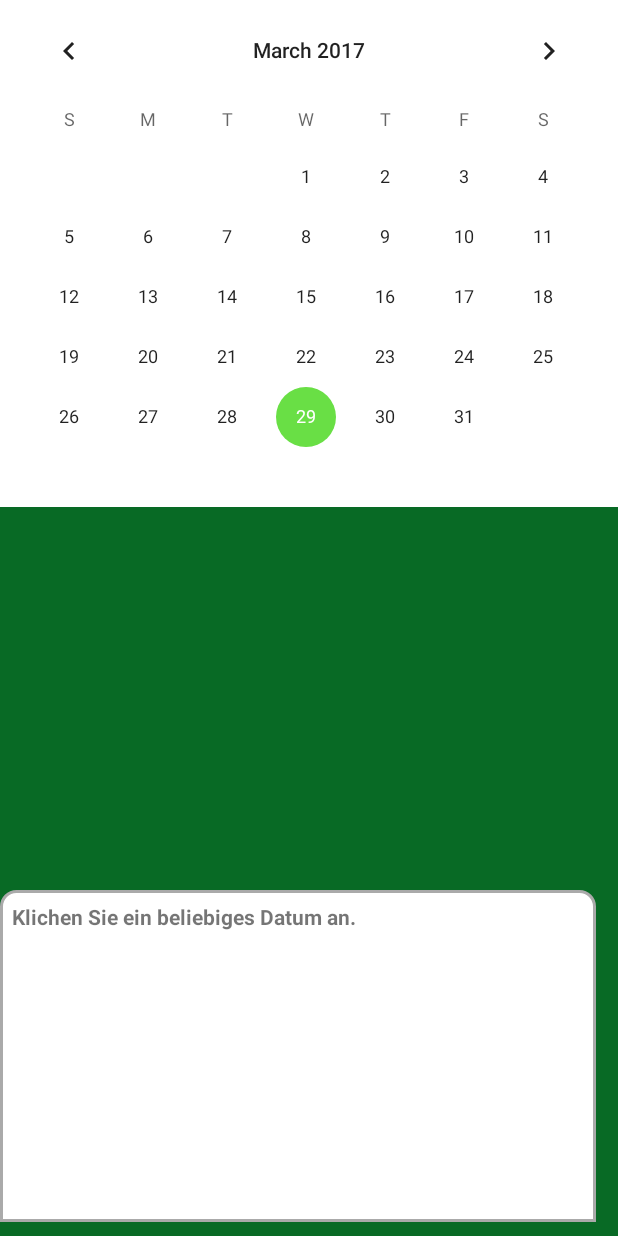
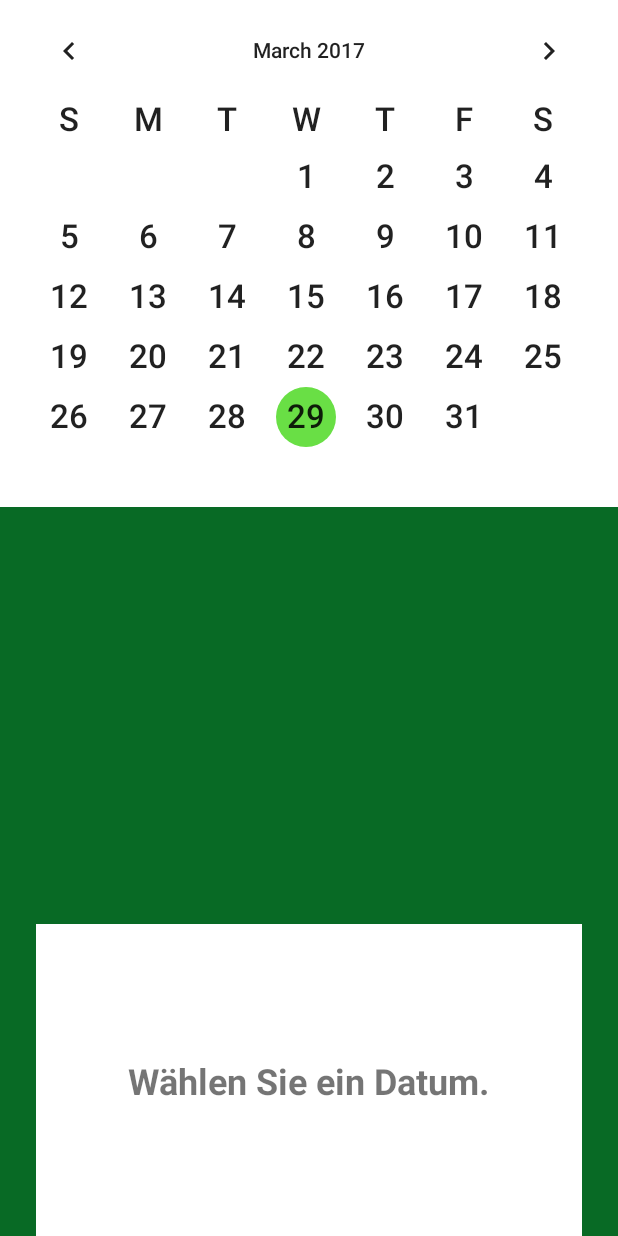
Before and after one commit to julianking1/Rentnertreff, an Android app: the layout fragment_calender.xml on its own in the app's theme, with its tools: preview values and no code run, on a phone screen of 412 x 824 dp. Run offline under Robolectric (Android 15) with nearby library versions, the light colour scheme and no system bars.

Commit message:
Tada. I have no idea what I'm doing :D

```diff
--- a/app/src/main/res/layout/fragment_calender.xml
+++ b/app/src/main/res/layout/fragment_calender.xml
@@ -16,54 +16,64 @@
             android:layout_height="71dp"
             android:background="@color/common_google_signin_btn_text_dark_default"
             tools:layout_editor_absoluteX="8dp"
-            tools:layout_editor_absoluteY="1628dp" />
+            tools:layout_editor_absoluteY="2033dp" />
 
         <CalendarView
             android:id="@+id/calendarView"
             android:layout_width="0dp"
             android:layout_height="wrap_content"
             android:background="@color/common_google_signin_btn_text_dark_default"
+            android:dateTextAppearance="@android:style/TextAppearance.Large"
             android:touchscreenBlocksFocus="true"
+            android:weekDayTextAppearance="@android:style/TextAppearance.Large"
             app:layout_constraintLeft_toLeftOf="parent"
             app:layout_constraintRight_toRightOf="parent"
             app:layout_constraintTop_toTopOf="parent" />
 
         <android.support.constraint.ConstraintLayout
-            android:id="@+id/list_container"
-            android:layout_width="397dp"
-            android:layout_height="221dp"
-            android:layout_marginBottom="9dp"
-            android:background="@drawable/layout_rounded_corners_grey_tab"
+            android:layout_width="364dp"
+            android:layout_height="208dp"
+            android:background="@color/common_google_signin_btn_text_dark_default"
             app:layout_constraintBottom_toBottomOf="parent"
-            tools:layout_editor_absoluteX="8dp">
-
-            <android.support.constraint.ConstraintLayout
-                android:id="@+id/calendar_container"
-                android:layout_width="379dp"
-                android:layout_height="160dp"
-                android:layout_marginLeft="8dp"
-                android:layout_marginRight="8dp"
-                android:layout_marginTop="0dp"
-                app:layout_constraintLeft_toLeftOf="parent"
-                app:layout_constraintRight_toRightOf="parent"
-                app:layout_constraintTop_toBottomOf="@+id/text"
-                app:layout_constraintBottom_toBottomOf="parent"
-                android:layout_marginBottom="8dp"
-                tools:layout_editor_absoluteY="31dp">
-
-            </android.support.constraint.ConstraintLayout>
+            android:layout_marginLeft="8dp"
+            app:layout_constraintLeft_toLeftOf="parent"
+            android:layout_marginRight="8dp"
+            app:layout_constraintRight_toRightOf="parent">
 
             <TextView
                 android:id="@+id/text"
                 android:layout_width="wrap_content"
                 android:layout_height="wrap_content"
+                android:layout_marginBottom="8dp"
+                android:layout_marginEnd="8dp"
                 android:layout_marginLeft="8dp"
+                android:layout_marginRight="8dp"
                 android:layout_marginStart="8dp"
                 android:layout_marginTop="8dp"
-                android:text="Klichen Sie ein beliebiges Datum an."
+                android:text="Wählen Sie ein Datum."
+                android:textSize="24dp"
                 android:textStyle="bold"
+                app:layout_constraintBottom_toBottomOf="parent"
                 app:layout_constraintLeft_toLeftOf="parent"
+                app:layout_constraintRight_toRightOf="parent"
                 app:layout_constraintTop_toTopOf="parent" />
+
+            <android.support.constraint.ConstraintLayout
+                android:id="@+id/calendar_container"
+                android:layout_width="match_parent"
+                android:layout_height="0dp"
+                android:layout_margin="0dp"
+                android:layout_marginTop="8dp"
+                app:layout_constraintBottom_toBottomOf="parent"
+                app:layout_constraintHorizontal_bias="0.0"
+                app:layout_constraintLeft_toLeftOf="parent"
+                app:layout_constraintRight_toRightOf="parent"
+                app:layout_constraintTop_toTopOf="parent"
+                app:layout_constraintVertical_bias="1.0"
+                android:layout_marginLeft="8dp">
+
+            </android.support.constraint.ConstraintLayout>
+
         </android.support.constraint.ConstraintLayout>
 
     </android.support.constraint.ConstraintLayout>
--- a/app/src/main/res/layout/fragment_list.xml
+++ b/app/src/main/res/layout/fragment_list.xml
@@ -9,5 +9,6 @@
     <ListView
         android:id="@+id/listView_events"
         android:layout_width="match_parent"
-        android:layout_height="match_parent" />
+        android:layout_height="match_parent"
+        android:background="@color/common_google_signin_btn_text_dark_default" />
 </FrameLayout>
```
Also changed, not shown: app/src/main/java/com/example/julian/rentnertreff/DatabaseHandler.java (+29 -8 lines), app/src/main/java/com/example/julian/rentnertreff/Fragments/Calender.java (+17 -7 lines).
